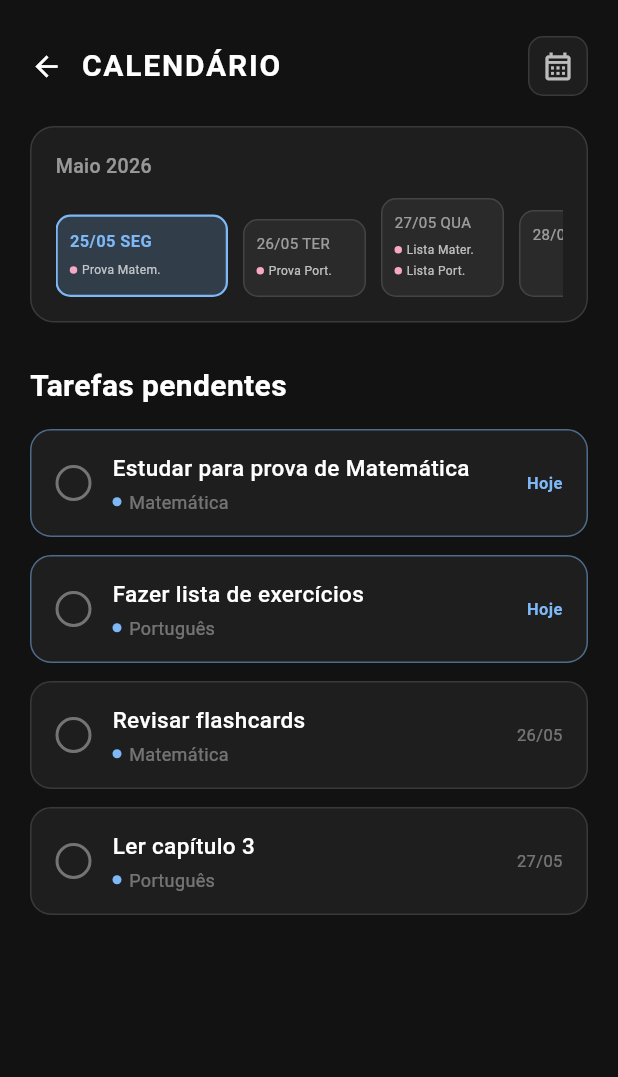
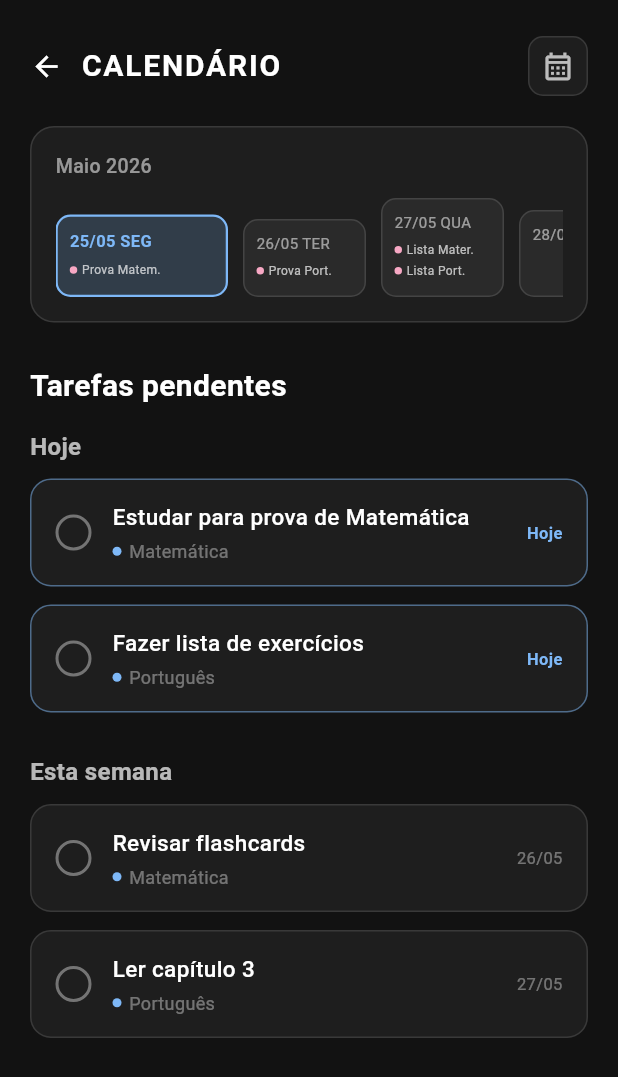
Before and after one commit to Joao-Oiiveira/Projeto-Integrador, a Flutter app: the CalendarioScreen screen opened by its route, on a phone screen of 412 x 824 dp. Shown: the top 1077 px of the screen. Run offline on Flutter 3.47's test engine with Material 3 defaults, Android fonts, the phone set to English and light mode, and no system bars; our stand-ins replace font_awesome_flutter, go_router.

Commit message:
Criação de tarefas
criei a tela principal de tarefas pendentes, e arrumei as cores coloquei em variaveis

```diff
--- a/Mobile/mobile/lib/telas/calendario.dart
+++ b/Mobile/mobile/lib/telas/calendario.dart
@@ -131,15 +131,33 @@ class _CalendarioScreenState extends State<CalendarioScreen> {
 
   // Filtra tarefas de dias passados e ordena por data
   // 🔧 BACK-END: Essa lógica pode ser feita direto na query da API
-  List<Tarefa> get tarefasFiltradas {
-    final agora = DateTime.now();
-    return tarefas
-      .where((t) => t.data.isAfter(
-        DateTime(agora.year, agora.month, agora.day)
-            .subtract(const Duration(seconds: 1)),
-      ))
-      .toList()
-      ..sort((a, b) => a.data.compareTo(b.data));
+  // Tarefas de hoje
+  List<Tarefa> get tarefasHoje {
+    return tarefas.where((t) =>
+      t.data.day == hoje.day &&
+      t.data.month == hoje.month &&
+      t.data.year == hoje.year
+    ).toList()..sort((a, b) => a.data.compareTo(b.data));
+  }
+
+  // Tarefas dessa semana (exceto hoje)
+  List<Tarefa> get tarefasEstaSemana {
+    final fimDaSemana = hoje.add(Duration(days: 7 - hoje.weekday % 7));
+    return tarefas.where((t) =>
+      t.data.isAfter(DateTime(hoje.year, hoje.month, hoje.day)) &&
+      t.data.isBefore(fimDaSemana) &&
+      !(t.data.day == hoje.day && t.data.month == hoje.month)
+    ).toList()..sort((a, b) => a.data.compareTo(b.data));
+  }
+
+  // Tarefas da semana que vem
+  List<Tarefa> get tarefasProximaSemana {
+    final fimDaSemana = hoje.add(Duration(days: 7 - hoje.weekday % 7));
+    final fimProximaSemana = fimDaSemana.add(const Duration(days: 7));
+    return tarefas.where((t) =>
+      t.data.isAfter(fimDaSemana) &&
+      t.data.isBefore(fimProximaSemana)
+    ).toList()..sort((a, b) => a.data.compareTo(b.data));
   }
 
   @override
@@ -174,13 +192,33 @@ class _CalendarioScreenState extends State<CalendarioScreen> {
               const SizedBox(height: 14),
 
               // 🔧 BACK-END: tarefasFiltradas vem da API filtrada e ordenada
-              tarefasFiltradas.isEmpty
-                  ? _buildListaVazia()
-                  : Column(
-                      children: tarefasFiltradas
-                          .map((t) => _buildTarefaCard(t))
-                          .toList(),
-                    ),
+              // ── Tarefas de Hoje ──────────────────────
+              if (tarefasHoje.isNotEmpty) ...[
+                _buildSecaoTarefa('Hoje'),
+                ...tarefasHoje.map((t) => _buildTarefaCard(t)),
+                const SizedBox(height: 16),
+              ],
+
+              // ── Tarefas desta Semana ─────────────────
+              if (tarefasEstaSemana.isNotEmpty) ...[
+                _buildSecaoTarefa('Esta semana'),
+                ...tarefasEstaSemana.map((t) => _buildTarefaCard(t)),
+                const SizedBox(height: 16),
+              ],
+
+              // ── Tarefas da Próxima Semana ────────────
+              if (tarefasProximaSemana.isNotEmpty) ...[
+                _buildSecaoTarefa('Próxima semana'),
+                ...tarefasProximaSemana.map((t) => _buildTarefaCard(t)),
+                const SizedBox(height: 16),
+              ],
+
+              // ── Nenhuma tarefa ───────────────────────
+              if (tarefasHoje.isEmpty &&
+                  tarefasEstaSemana.isEmpty &&
+                  tarefasProximaSemana.isEmpty
+                )
+              _buildListaVazia(),
             ],
           ),
         ),
@@ -476,4 +514,17 @@ class _CalendarioScreenState extends State<CalendarioScreen> {
       ),
     );
   }
+  Widget _buildSecaoTarefa(String titulo) {
+  return Padding(
+    padding: const EdgeInsets.only(bottom: 10),
+    child: Text(
+      titulo,
+      style: const TextStyle(
+        fontSize: 16,
+        fontWeight: FontWeight.w600,
+        color: Colors.white70,
+      ),
+    ),
+  );
 }
+}
```
Also changed, not shown: Mobile/mobile/lib/telas/menu.dart (+57 -20 lines), Mobile/mobile/lib/tema/app_colors.dart (added, +14 -0 lines).
